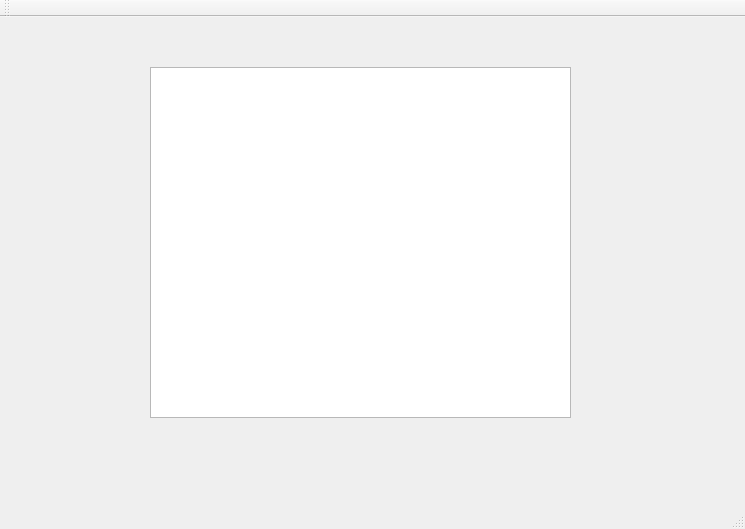
The window that SmartPhoneControl/mainwindow.ui (NTLabRadio/QtSmartPhoneRadioControl) describes before a commit, drawn with Qt 5.
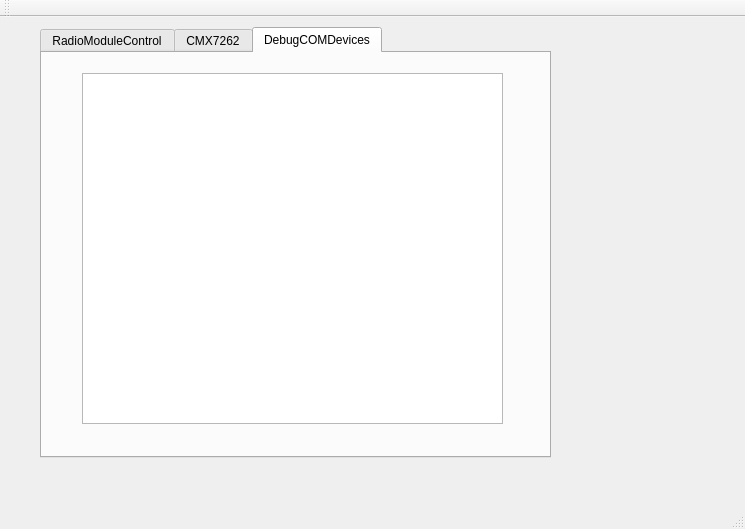
The same window after the commit. The open tabs and pages were chosen to show the change.

Diff of the .ui file:
```diff
--- a/SmartPhoneControl/mainwindow.ui
+++ b/SmartPhoneControl/mainwindow.ui
@@ -14,15 +14,43 @@
    <string>MainWindow</string>
   </property>
   <widget class="QWidget" name="centralWidget">
-   <widget class="QTextBrowser" name="Devices_textBrowser">
+   <widget class="QTabWidget" name="tabWidget">
     <property name="geometry">
      <rect>
-      <x>150</x>
-      <y>50</y>
-      <width>421</width>
-      <height>351</height>
+      <x>40</x>
+      <y>10</y>
+      <width>511</width>
+      <height>431</height>
      </rect>
     </property>
+    <property name="currentIndex">
+     <number>0</number>
+    </property>
+    <widget class="QWidget" name="tab">
+     <attribute name="title">
+      <string>RadioModuleControl</string>
+     </attribute>
+    </widget>
+    <widget class="QWidget" name="tab_3">
+     <attribute name="title">
+      <string>CMX7262</string>
+     </attribute>
+    </widget>
+    <widget class="QWidget" name="tab_2">
+     <attribute name="title">
+      <string>DebugCOMDevices</string>
+     </attribute>
+     <widget class="QTextBrowser" name="Devices_textBrowser">
+      <property name="geometry">
+       <rect>
+        <x>40</x>
+        <y>20</y>
+        <width>421</width>
+        <height>351</height>
+       </rect>
+      </property>
+     </widget>
+    </widget>
    </widget>
   </widget>
   <widget class="QMenuBar" name="menuBar">
```
